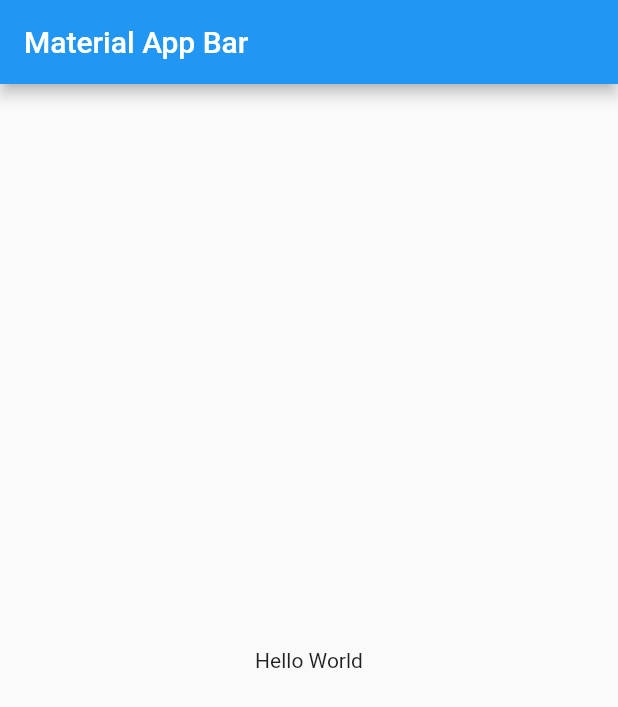
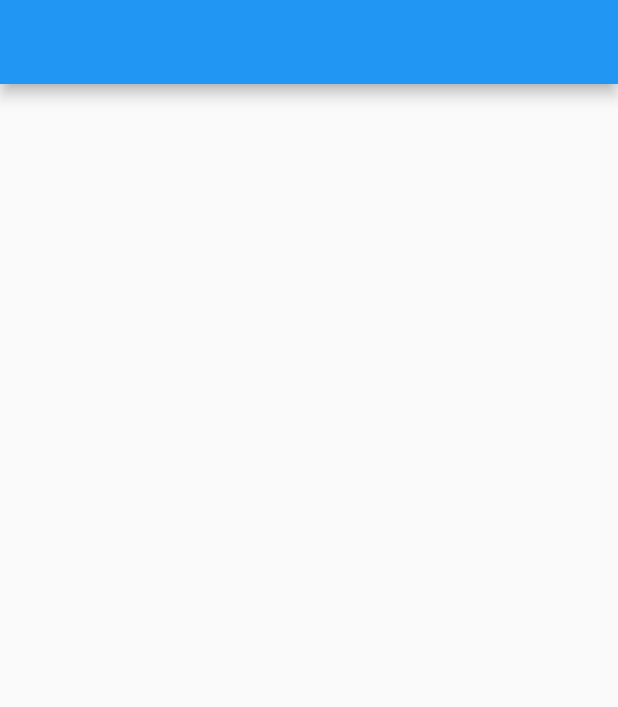
Before and after one commit to aprxty3/getx_state_management, a Flutter app: the screen it shows after launch, on a phone screen of 412 x 824 dp. Shown: the top 707 px of the screen. Run offline on Flutter 3.47's test engine with Material 2 defaults, Android fonts, the phone set to English and light mode, and no system bars; our stand-ins replace get.

```diff
--- /dev/null
+++ b/lib/day1_counter/controller/counter_controller.dart
@@ -0,0 +1,3 @@
+import 'package:get/get.dart';
+
+class CounterController extends GetxController {}
--- /dev/null
+++ b/lib/day1_counter/getx1.dart
@@ -0,0 +1,12 @@
+import 'package:flutter/material.dart';
+
+class GetX1 extends StatelessWidget {
+  const GetX1({Key? key}) : super(key: key);
+
+  @override
+  Widget build(BuildContext context) {
+    return Scaffold(
+      appBar: AppBar(),
+    );
+  }
+}
--- a/lib/main.dart
+++ b/lib/main.dart
@@ -1,4 +1,6 @@
 import 'package:flutter/material.dart';
+import 'package:get/get.dart';
+import 'package:getx_state_management/day1_counter/getx1.dart';
 
 void main() => runApp(MyApp());
 
@@ -6,17 +8,7 @@ class MyApp extends StatelessWidget {
   @override
   Widget build(BuildContext context) {
     return MaterialApp(
-      title: 'Material App',
-      home: Scaffold(
-        appBar: AppBar(
-          title: Text('Material App Bar'),
-        ),
-        body: Center(
-          child: Container(
-            child: Text('Hello World'),
-          ),
-        ),
-      ),
+      home: GetX1(),
     );
   }
 }
```
